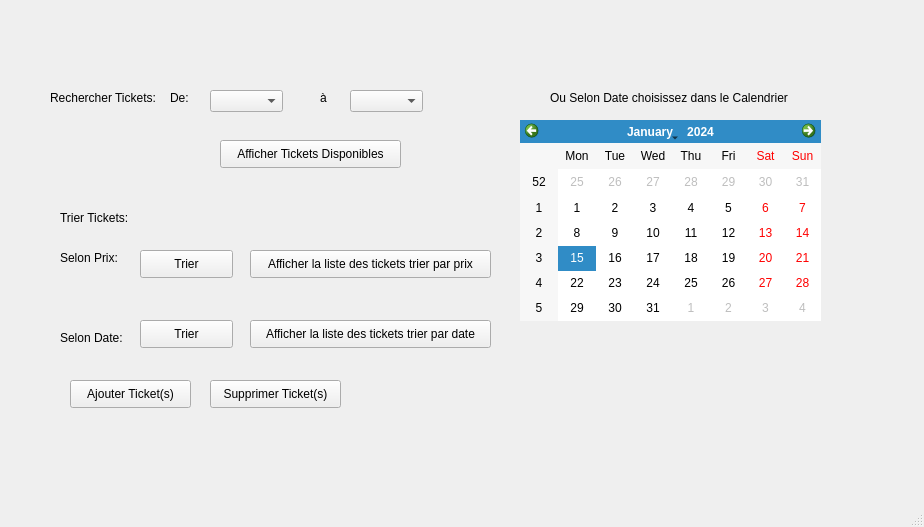
Before: the Qt Designer form mainwindow.ui in karim9155/Smart_Station_2A18, drawn with Qt 5.
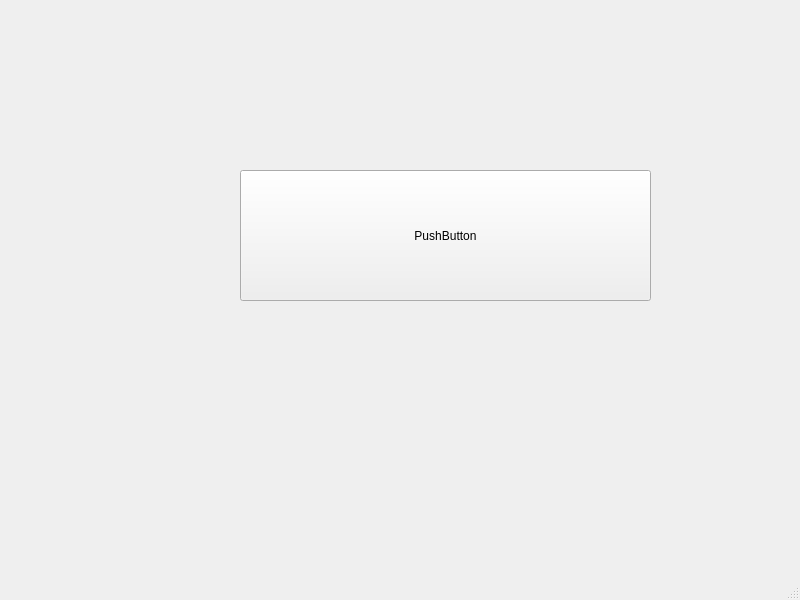
After: the same form once the commit is applied.

```diff
--- a/mainwindow.ui
+++ b/mainwindow.ui
@@ -6,224 +6,25 @@
    <rect>
     <x>0</x>
     <y>0</y>
-    <width>924</width>
-    <height>527</height>
+    <width>800</width>
+    <height>600</height>
    </rect>
   </property>
   <property name="windowTitle">
    <string>MainWindow</string>
   </property>
   <widget class="QWidget" name="centralwidget">
-   <widget class="QLabel" name="label">
-    <property name="geometry">
-     <rect>
-      <x>50</x>
-      <y>90</y>
-      <width>111</width>
-      <height>16</height>
-     </rect>
-    </property>
-    <property name="text">
-     <string>Rechercher Tickets:</string>
-    </property>
-   </widget>
-   <widget class="QLabel" name="label_2">
-    <property name="geometry">
-     <rect>
-      <x>170</x>
-      <y>90</y>
-      <width>56</width>
-      <height>16</height>
-     </rect>
-    </property>
-    <property name="text">
-     <string>De:</string>
-    </property>
-   </widget>
-   <widget class="QComboBox" name="comboBox">
-    <property name="geometry">
-     <rect>
-      <x>210</x>
-      <y>90</y>
-      <width>73</width>
-      <height>22</height>
-     </rect>
-    </property>
-   </widget>
-   <widget class="QLabel" name="label_3">
-    <property name="geometry">
-     <rect>
-      <x>320</x>
-      <y>90</y>
-      <width>56</width>
-      <height>16</height>
-     </rect>
-    </property>
-    <property name="text">
-     <string>à</string>
-    </property>
-   </widget>
-   <widget class="QComboBox" name="comboBox_2">
-    <property name="geometry">
-     <rect>
-      <x>350</x>
-      <y>90</y>
-      <width>73</width>
-      <height>22</height>
-     </rect>
-    </property>
-   </widget>
    <widget class="QPushButton" name="pushButton">
     <property name="geometry">
      <rect>
-      <x>220</x>
-      <y>140</y>
-      <width>181</width>
-      <height>28</height>
+      <x>240</x>
+      <y>170</y>
+      <width>411</width>
+      <height>131</height>
      </rect>
     </property>
     <property name="text">
-     <string>Afficher Tickets Disponibles</string>
-    </property>
-   </widget>
-   <widget class="QLabel" name="label_4">
-    <property name="geometry">
-     <rect>
-      <x>60</x>
-      <y>210</y>
-      <width>91</width>
-      <height>16</height>
-     </rect>
-    </property>
-    <property name="text">
-     <string>Trier Tickets:</string>
-    </property>
-   </widget>
-   <widget class="QLabel" name="label_5">
-    <property name="geometry">
-     <rect>
-      <x>60</x>
-      <y>250</y>
-      <width>71</width>
-      <height>16</height>
-     </rect>
-    </property>
-    <property name="text">
-     <string>Selon Prix:</string>
-    </property>
-   </widget>
-   <widget class="QPushButton" name="pushButton_2">
-    <property name="geometry">
-     <rect>
-      <x>140</x>
-      <y>250</y>
-      <width>93</width>
-      <height>28</height>
-     </rect>
-    </property>
-    <property name="text">
-     <string>Trier</string>
-    </property>
-   </widget>
-   <widget class="QPushButton" name="pushButton_3">
-    <property name="geometry">
-     <rect>
-      <x>250</x>
-      <y>250</y>
-      <width>241</width>
-      <height>28</height>
-     </rect>
-    </property>
-    <property name="text">
-     <string>Afficher la liste des tickets trier par prix</string>
-    </property>
-   </widget>
-   <widget class="QLabel" name="label_6">
-    <property name="geometry">
-     <rect>
-      <x>60</x>
-      <y>330</y>
-      <width>71</width>
-      <height>16</height>
-     </rect>
-    </property>
-    <property name="text">
-     <string>Selon Date:</string>
-    </property>
-   </widget>
-   <widget class="QPushButton" name="pushButton_4">
-    <property name="geometry">
-     <rect>
-      <x>140</x>
-      <y>320</y>
-      <width>93</width>
-      <height>28</height>
-     </rect>
-    </property>
-    <property name="text">
-     <string>Trier</string>
-    </property>
-   </widget>
-   <widget class="QPushButton" name="pushButton_5">
-    <property name="geometry">
-     <rect>
-      <x>250</x>
-      <y>320</y>
-      <width>241</width>
-      <height>28</height>
-     </rect>
-    </property>
-    <property name="text">
-     <string>Afficher la liste des tickets trier par date</string>
-    </property>
-   </widget>
-   <widget class="QCalendarWidget" name="calendarWidget">
-    <property name="geometry">
-     <rect>
-      <x>520</x>
-      <y>120</y>
-      <width>301</width>
-      <height>201</height>
-     </rect>
-    </property>
-   </widget>
-   <widget class="QLabel" name="label_7">
-    <property name="geometry">
-     <rect>
-      <x>550</x>
-      <y>90</y>
-      <width>251</width>
-      <height>16</height>
-     </rect>
-    </property>
-    <property name="text">
-     <string>Ou Selon Date choisissez dans le Calendrier</string>
-    </property>
-   </widget>
-   <widget class="QPushButton" name="pushButton_6">
-    <property name="geometry">
-     <rect>
-      <x>70</x>
-      <y>380</y>
-      <width>121</width>
-      <height>28</height>
-     </rect>
-    </property>
-    <property name="text">
-     <string>Ajouter Ticket(s)</string>
-    </property>
-   </widget>
-   <widget class="QPushButton" name="pushButton_7">
-    <property name="geometry">
-     <rect>
-      <x>210</x>
-      <y>380</y>
-      <width>131</width>
-      <height>28</height>
-     </rect>
-    </property>
-    <property name="text">
-     <string>Supprimer Ticket(s)</string>
+     <string>PushButton</string>
     </property>
    </widget>
   </widget>
```
Left out of the diff: 2 changed lines with no effect on the pictures.
